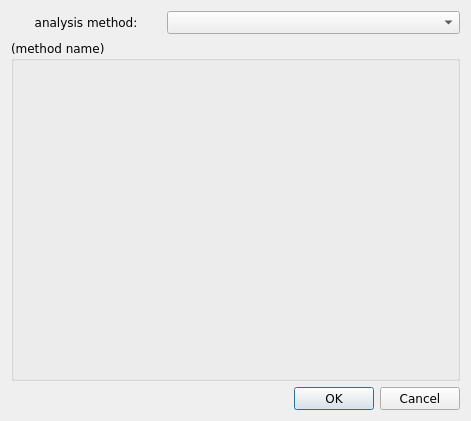
Old version of the form ma_specs.ui in the repository bwallace/OpenMeta-analyst-.
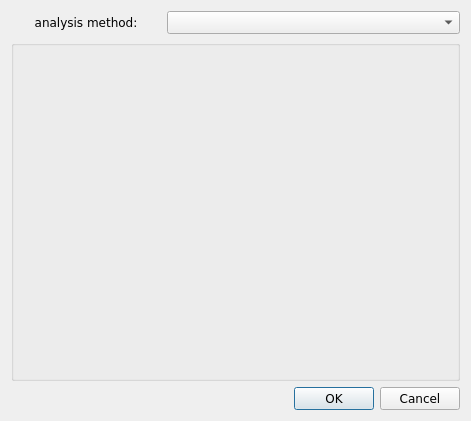
New version of the form. Icons and pictures are not drawn.

What changed in the file:
```diff
--- a/ma_specs.ui
+++ b/ma_specs.ui
@@ -79,7 +79,7 @@
       </font>
      </property>
      <property name="title" >
-      <string>(method name)</string>
+      <string/>
      </property>
     </widget>
    </item>
```
